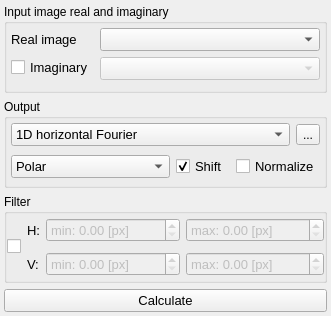
This is plugins/Spectral_analysis/Spectral_analysis.ui in NeutrinoToolkit/Neutrino as Qt 5 draws it before an edit. The edited form follows.
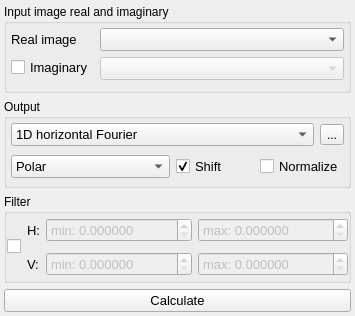
This is the edited form.

```diff
--- a/plugins/Spectral_analysis/Spectral_analysis.ui
+++ b/plugins/Spectral_analysis/Spectral_analysis.ui
@@ -101,11 +101,17 @@
          <property name="prefix">
           <string>min: </string>
          </property>
-         <property name="suffix">
-          <string> [px]</string>
+         <property name="toolTip">
+          <string>Frequency, in the units of the frequency axes: 1/(N dx), i.e. 1/pixel for a scale of 1 (absolute value; max 0: no upper limit)</string>
+         </property>
+         <property name="decimals">
+          <number>6</number>
          </property>
          <property name="maximum">
-          <double>99999.990000000005239</double>
+          <double>1000000.000000000000000</double>
+         </property>
+         <property name="singleStep">
+          <double>0.001000000000000</double>
          </property>
          <property name="neutrinoSave" stdset="0">
           <bool>true</bool>
@@ -125,11 +131,17 @@
          <property name="prefix">
           <string>max: </string>
          </property>
-         <property name="suffix">
-          <string> [px]</string>
+         <property name="toolTip">
+          <string>Frequency, in the units of the frequency axes: 1/(N dx), i.e. 1/pixel for a scale of 1 (absolute value; max 0: no upper limit)</string>
+         </property>
+         <property name="decimals">
+          <number>6</number>
          </property>
          <property name="maximum">
-          <double>99999.990000000005239</double>
+          <double>1000000.000000000000000</double>
+         </property>
+         <property name="singleStep">
+          <double>0.001000000000000</double>
          </property>
          <property name="neutrinoSave" stdset="0">
           <bool>true</bool>
@@ -161,11 +173,17 @@
          <property name="prefix">
           <string>min: </string>
          </property>
-         <property name="suffix">
-          <string> [px]</string>
+         <property name="toolTip">
+          <string>Frequency, in the units of the frequency axes: 1/(N dx), i.e. 1/pixel for a scale of 1 (absolute value; max 0: no upper limit)</string>
+         </property>
+         <property name="decimals">
+          <number>6</number>
          </property>
          <property name="maximum">
-          <double>99999.990000000005239</double>
+          <double>1000000.000000000000000</double>
+         </property>
+         <property name="singleStep">
+          <double>0.001000000000000</double>
          </property>
          <property name="neutrinoSave" stdset="0">
           <bool>true</bool>
@@ -185,11 +203,17 @@
          <property name="prefix">
           <string>max: </string>
          </property>
-         <property name="suffix">
-          <string> [px]</string>
+         <property name="toolTip">
+          <string>Frequency, in the units of the frequency axes: 1/(N dx), i.e. 1/pixel for a scale of 1 (absolute value; max 0: no upper limit)</string>
+         </property>
+         <property name="decimals">
+          <number>6</number>
          </property>
          <property name="maximum">
-          <double>99999.990000000005239</double>
+          <double>1000000.000000000000000</double>
+         </property>
+         <property name="singleStep">
+          <double>0.001000000000000</double>
          </property>
          <property name="neutrinoSave" stdset="0">
           <bool>true</bool>
```
Left out of the diff: 3 changed lines with no effect on the pictures.
